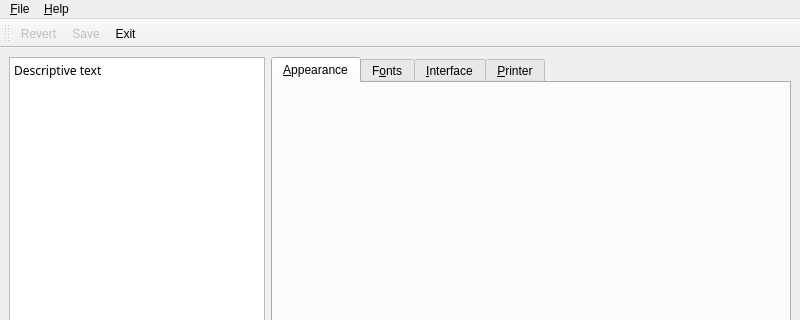
The window that tools/qtconfig/window.ui (arnt/qt-history2) describes before a commit, drawn with Qt 5; both pictures show x 0 to 800 and y 0 to 320 of the 800 by 600 pixel window.
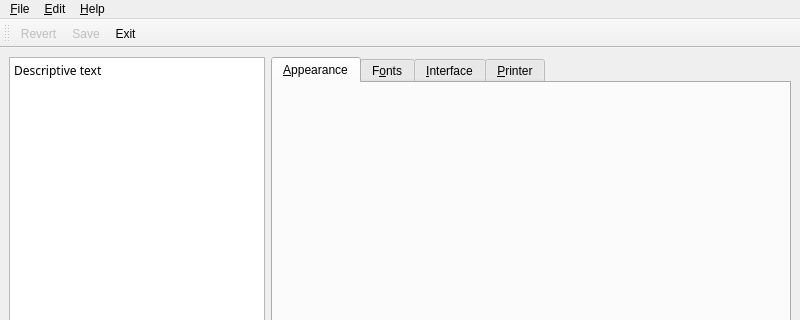
The same window after the commit. Icons and pictures are not drawn. Custom widgets are drawn as their Qt base class.

Patch:
```diff
--- a/tools/qtconfig/window.ui
+++ b/tools/qtconfig/window.ui
@@ -175,6 +175,13 @@
     <addaction name="separator" />
     <addaction name="actionExit" />
    </widget>
+   <widget class="QMenu" name="menuEdit" >
+    <property name="title" >
+     <string>&amp;Edit</string>
+    </property>
+    <addaction name="actionUndo" />
+    <addaction name="actionRedo" />
+   </widget>
    <widget class="QMenu" name="menuHelp" >
     <property name="title" >
      <string>&amp;Help</string>
@@ -183,6 +190,7 @@
     <addaction name="actionAboutQt" />
    </widget>
    <addaction name="menuFile" />
+   <addaction name="menuEdit" />
    <addaction name="menuHelp" />
   </widget>
   <widget class="QStatusBar" name="statusbar" />
```
Left out of the diff: 42 changed lines with no effect on the pictures.
